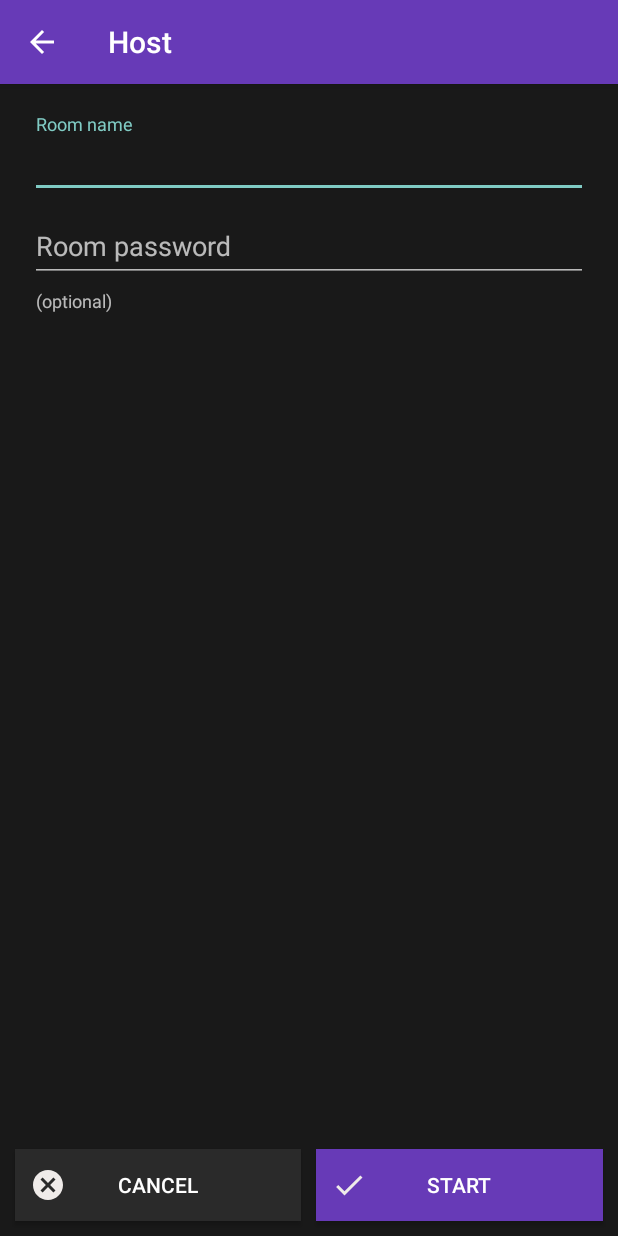
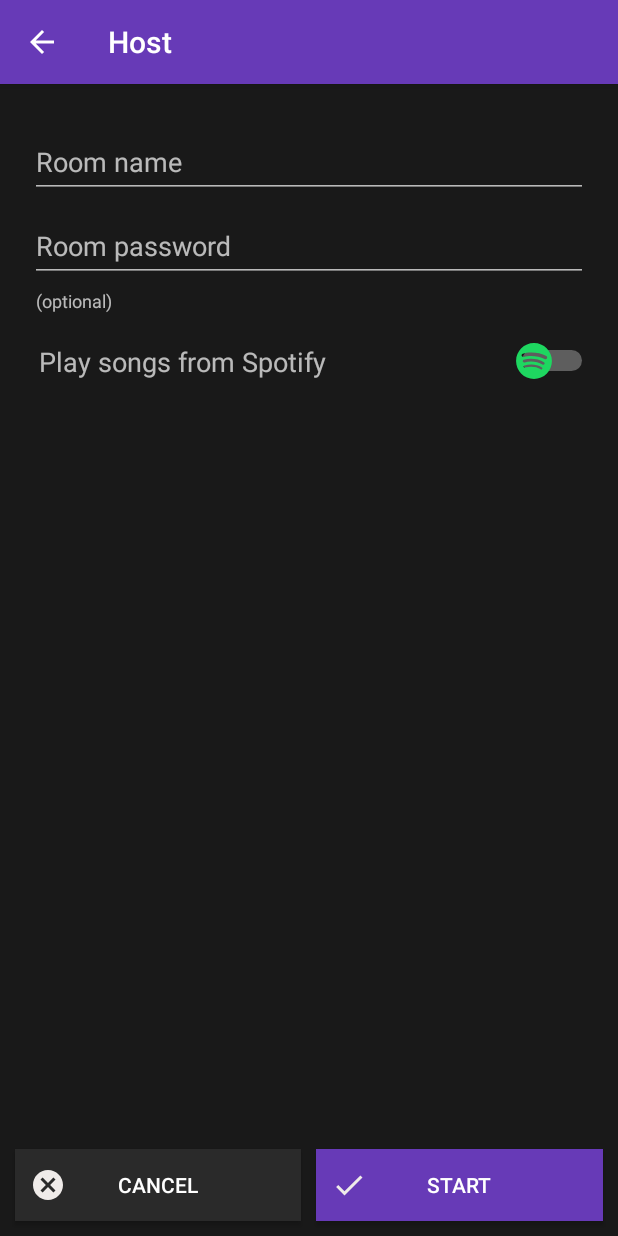
Before and after one commit to tbrockman/turnip, an Android app: the Host screen opened directly, with no data from a screen before it, on a phone screen of 412 x 824 dp. Run offline under Robolectric (Android 15) with nearby library versions, the phone set to English and light mode, and no system bars; libraries missing offline, so code that uses them is left out: com.spotify.sdk; 1 statement that could not run was skipped.

Commit message:
Long overdue commit, who's to say what changed.

```diff
--- a/app/src/main/java/ca/passtheaux/passtheaux/Host.java
+++ b/app/src/main/java/ca/passtheaux/passtheaux/Host.java
@@ -1,11 +1,19 @@
 package ca.passtheaux.passtheaux;
 
+import android.content.Context;
 import android.content.Intent;
+import android.content.res.ColorStateList;
+import android.graphics.drawable.Drawable;
+import android.support.v4.content.ContextCompat;
 import android.support.v7.app.AppCompatActivity;
 import android.os.Bundle;
 import android.util.Log;
 import android.view.View;
+import android.view.inputmethod.InputMethodManager;
+import android.widget.CompoundButton;
 import android.widget.EditText;
+import android.widget.Switch;
+import android.widget.TableLayout;
 
 import com.spotify.sdk.android.authentication.AuthenticationClient;
 import com.spotify.sdk.android.authentication.AuthenticationRequest;
@@ -20,14 +28,67 @@ public class Host extends AppCompatActivity {
     public static final int AUTH_TOKEN_REQUEST_CODE = 0x10;
     public static final int AUTH_CODE_REQUEST_CODE = 0x11;
 
+    private int spotifyExpiresIn;
     private String spotifyToken;
     private String spotifyCode;
+
+    private TableLayout table;
+    private Switch spotifySwitch;
+
+    private Context context = this;
 
     @Override
     protected void onCreate(Bundle savedInstanceState) {
         super.onCreate(savedInstanceState);
+        context = this;
         setContentView(R.layout.activity_host);
-        authenticateSpotify();
+        initializeSwitch();
+        initializeTable();
+        // TODO: retrieve data in intents from potentially previous created room
+    }
+
+    public void initializeSwitch() {
+        table = findViewById(R.id.hostTable);
+        table.setOnClickListener(new View.OnClickListener() {
+            @Override
+            public void onClick(View view) {
+                InputMethodManager imm = (InputMethodManager) view.getContext()
+                        .getSystemService(Context.INPUT_METHOD_SERVICE);
+                imm.hideSoftInputFromWindow(view.getWindowToken(), 0);
+            }
+        });
+        table.setOnFocusChangeListener(new View.OnFocusChangeListener() {
+
+            @Override
+            public void onFocusChange(View v, boolean hasFocus) {
+                InputMethodManager imm = (InputMethodManager) v.getContext()
+                        .getSystemService(Context.INPUT_METHOD_SERVICE);
+                imm.hideSoftInputFromWindow(v.getWindowToken(), 0);
+            }
+        });
+    }
+
+    public void initializeTable() {
+        spotifySwitch = findViewById(R.id.spotifySwitch);
+        ColorStateList colorStateList = new ColorStateList(
+                new int[][] {
+                        new int[]{android.R.attr.state_checked},
+                        new int[]{-android.R.attr.state_checked}
+                },
+                new int[] {
+                        ContextCompat.getColor(context, R.color.spotifyGreen),
+                        ContextCompat.getColor(context, R.color.white)
+                }
+        );
+        spotifySwitch.setThumbTintList(colorStateList);
+        spotifySwitch.setOnCheckedChangeListener(new CompoundButton.OnCheckedChangeListener() {
+            @Override
+            public void onCheckedChanged(CompoundButton buttonView, boolean isChecked) {
+                if (isChecked) {
+                    authenticateSpotify();
+                }
+            }
+        });
     }
 
     private void authenticateSpotify() {
@@ -49,6 +110,7 @@ public class Host extends AppCompatActivity {
 
         if (AUTH_TOKEN_REQUEST_CODE == requestCode) {
             spotifyToken = response.getAccessToken();
+            spotifyExpiresIn = response.getExpiresIn();
 
         } else if (AUTH_CODE_REQUEST_CODE == requestCode) {
             spotifyCode = response.getCode();
@@ -71,6 +133,7 @@ public class Host extends AppCompatActivity {
         roomIntent.putExtra("roomPassword", roomPassword.getText().toString());
         roomIntent.putExtra("isHost", true);
         roomIntent.putExtra("spotifyToken", spotifyToken);
+        roomIntent.putExtra("spotifyExiresIn", spotifyExpiresIn);
 
         startActivity(roomIntent);
     }
--- a/app/src/main/java/ca/passtheaux/passtheaux/Jukebox.java
+++ b/app/src/main/java/ca/passtheaux/passtheaux/Jukebox.java
@@ -25,8 +25,8 @@ public class Jukebox {
         while (it.hasNext()) {
             Song next = it.next();
             if (next.equals(song)) {
-                it.remove();
-                jukeboxListener.onSongPlaying(next);
+                jukeboxListener.onSongRemoved(next);
+                songQueue.remove(next);
                 break;
             }
         }
@@ -46,6 +46,8 @@ public class Jukebox {
         return this.songQueue.get(0);
     }
 
+    public ArrayList<Song> getSongQueue() { return this.songQueue; }
+
     public int getSongQueueLength() {
         return this.songQueue.size();
     }
--- a/app/src/main/java/ca/passtheaux/passtheaux/ServerJukebox.java
+++ b/app/src/main/java/ca/passtheaux/passtheaux/ServerJukebox.java
@@ -45,8 +45,10 @@ class ServerJukebox extends Jukebox {
                             @Override
                             public void onEvent(PlayerState playerState) {
                                 // the Spotify App keeps you updated on PlayerState with this event
-                                Log.i(TAG, playerState.playbackPosition + "/" + playerState.track.duration);
-                                if (playerState.playbackPosition == playerState.track.duration) {
+                                Log.i(TAG, playerState.track.uri + "/" + getCurrentlyPlaying().getString("uri"));
+                                Song current = getCurrentlyPlaying();
+                                if (current != null &&
+                                    !playerState.track.uri.equals(current.getString("uri"))) {
                                     playNextSong();
                                 }
                             }
--- a/app/src/main/java/ca/passtheaux/passtheaux/Song.java
+++ b/app/src/main/java/ca/passtheaux/passtheaux/Song.java
@@ -6,10 +6,11 @@ import org.json.JSONArray;
 import org.json.JSONException;
 import org.json.JSONObject;
 
+import java.io.Serializable;
 import java.util.ArrayList;
 
 // Wrapper for our JSON songs
-public abstract class Song {
+public abstract class Song implements Serializable {
     JSONObject jsonSong;
     Bitmap albumArt;
 
@@ -26,6 +27,7 @@ public abstract class Song {
     abstract JSONArray getArray(String key);
     abstract boolean hasAlbumArt();
     abstract void setAlbumArt(Bitmap bitmap);
+    abstract Bitmap getAlbumArt();
     abstract ArrayList<String> getArtists();
     abstract String getString(String key);
     abstract String getSongType();
--- a/app/src/main/java/ca/passtheaux/passtheaux/SongSuggestionsAdapter.java
+++ b/app/src/main/java/ca/passtheaux/passtheaux/SongSuggestionsAdapter.java
@@ -21,7 +21,8 @@ import java.io.IOException;
 import java.io.InputStream;
 import java.net.URL;
 
-public class SongSuggestionsAdapter extends SuggestionsAdapter<Song, SongSuggestionsAdapter.SuggestionHolder> {
+public class SongSuggestionsAdapter extends SuggestionsAdapter<Song,
+                                        SongSuggestionsAdapter.SuggestionHolder> {
 
     private static final String TAG = SongSuggestionsAdapter.class.getSimpleName();
 
@@ -40,7 +41,7 @@ public class SongSuggestionsAdapter extends SuggestionsAdapter<Song, SongSuggest
     public void onBindSuggestionHolder(Song suggestion, SuggestionHolder holder, int position) {
 
         holder.songName.setText(suggestion.getString("name"));
-        holder.artist.setText(TextUtils.join(",", suggestion.getArtists()));
+        holder.artist.setText(TextUtils.join(", ", suggestion.getArtists()));
 
         try {
             if (!suggestion.hasAlbumArt()) {
--- /dev/null
+++ b/app/src/main/res/drawable/ic_spotify_logo.xml
@@ -0,0 +1,4 @@
+<vector android:height="24dp" android:viewportHeight="168"
+    android:viewportWidth="168" android:width="24dp" xmlns:android="http://schemas.android.com/apk/res/android">
+    <path android:fillColor="#1ED760" android:pathData="m83.996,0.277c-46.249,0 -83.743,37.493 -83.743,83.742 0,46.251 37.494,83.741 83.743,83.741 46.254,0 83.744,-37.49 83.744,-83.741 0,-46.246 -37.49,-83.738 -83.745,-83.738l0.001,-0.004zM122.4,121.057c-1.5,2.46 -4.72,3.24 -7.18,1.73 -19.662,-12.01 -44.414,-14.73 -73.564,-8.07 -2.809,0.64 -5.609,-1.12 -6.249,-3.93 -0.643,-2.81 1.11,-5.61 3.926,-6.25 31.9,-7.291 59.263,-4.15 81.337,9.34 2.46,1.51 3.24,4.72 1.73,7.18zM132.65,98.252c-1.89,3.075 -5.91,4.045 -8.98,2.155 -22.51,-13.839 -56.823,-17.846 -83.448,-9.764 -3.453,1.043 -7.1,-0.903 -8.148,-4.35 -1.04,-3.453 0.907,-7.093 4.354,-8.143 30.413,-9.228 68.222,-4.758 94.072,11.127 3.07,1.89 4.04,5.91 2.15,8.976v-0.001zM133.53,74.508c-26.99,-16.031 -71.52,-17.505 -97.289,-9.684 -4.138,1.255 -8.514,-1.081 -9.768,-5.219 -1.254,-4.14 1.08,-8.513 5.221,-9.771 29.581,-8.98 78.756,-7.245 109.83,11.202 3.73,2.209 4.95,7.016 2.74,10.733 -2.2,3.722 -7.02,4.949 -10.73,2.739z"/>
+</vector>
--- a/app/src/main/res/layout/activity_host.xml
+++ b/app/src/main/res/layout/activity_host.xml
@@ -13,15 +13,19 @@
         android:orientation="vertical">
 
         <TableLayout
+            android:id="@+id/hostTable"
             android:layout_width="fill_parent"
             android:layout_height="0dp"
             android:layout_weight="1"
             android:padding="20dp"
+            android:focusableInTouchMode="true"
+            android:focusable="true"
             tools:layout_editor_absoluteX="8dp"
-            tools:layout_editor_absoluteY="16dp">
+            tools:layout_editor_absoluteY="16dp"
+            >
 
             <TableRow
-                android:layout_width="0dp"
+                android:layout_width="match_parent"
                 android:layout_height="match_parent">
 
                 <android.support.design.widget.TextInputLayout
@@ -57,6 +61,36 @@
                         android:layout_width="fill_parent"
                         android:layout_height="wrap_content" />
                 </android.support.design.widget.TextInputLayout>
+            </TableRow>
+
+
+            <TableRow
+                android:layout_width="match_parent"
+                android:layout_height="match_parent"
+                android:layout_marginTop="20dp">
+
+                <TextView
+                    android:id="@+id/spotifySwitchText"
+                    android:layout_width="0dp"
+                    android:layout_height="wrap_content"
+                    android:layout_marginStart="6dp"
+                    android:layout_weight="1"
+                    android:padding="0dp"
+                    android:text="@string/spotify_switch_text"
+                    android:textAlignment="viewStart"
+                    android:textSize="18sp" />
+
+                <Switch
+                    android:id="@+id/spotifySwitch"
+                    android:layout_width="match_parent"
+                    android:layout_height="wrap_content"
+                    android:layout_gravity="end|center"
+                    android:checked="false"
+                    android:padding="0dp"
+                    android:showText="false"
+                    android:thumb="@drawable/ic_spotify_logo"
+                    android:thumbTint="#ffffff"
+                    tools:checked="true" />
             </TableRow>
 
         </TableLayout>
--- a/app/src/main/res/layout/activity_queue_song.xml
+++ b/app/src/main/res/layout/activity_queue_song.xml
@@ -8,7 +8,7 @@
     tools:context=".SongSearch">
 
     <com.mancj.materialsearchbar.MaterialSearchBar
-        style="@style/MaterialSearchBarLight"
+        style="@style/MaterialSearchBarDark"
         app:mt_speechMode="true"
         app:mt_hint="Search"
         app:mt_maxSuggestionsCount="10"
--- a/app/src/main/res/values/colors.xml
+++ b/app/src/main/res/values/colors.xml
@@ -6,4 +6,5 @@
     <color name="colorBackground">#191919</color>
     <color name="colorButtonBackgroundPrimary">#673ab7</color>
     <color name="colorButtonTextPrimary">#efebe9</color>
+    <color name="spotifyGreen">#1DB954</color>
 </resources>
--- a/app/src/main/res/values/strings.xml
+++ b/app/src/main/res/values/strings.xml
@@ -5,4 +5,6 @@
     <string name="start_button_text">Start</string>
     <string name="room_name_hint">Room name</string>
     <string name="room_password_hint">Room password</string>
+    <string name="spotify_logo">Spotify logo</string>
+    <string name="spotify_switch_text">Play songs from Spotify</string>
 </resources>
--- a/app/src/main/res/values/styles.xml
+++ b/app/src/main/res/values/styles.xml
@@ -40,5 +40,4 @@
     </style>
 
     <style name="SearchBarStyle" parent="MaterialSearchBarLight"></style>
-
 </resources>
```
Also changed, not shown: app/src/main/java/ca/passtheaux/passtheaux/ConnectionService.java (+71 -40 lines), app/src/main/java/ca/passtheaux/passtheaux/Room.java (+12 -7 lines), app/src/main/java/ca/passtheaux/passtheaux/SongQueueAdapter.java (+6 -1 lines), app/src/main/java/ca/passtheaux/passtheaux/SongSearch.java (+22 -3 lines), app/src/main/java/ca/passtheaux/passtheaux/SpotifySong.java (+42 -0 lines), app/src/main/res/layout/activity_room.xml (+29 -5 lines), app/src/main/res/layout/item_custom_suggestion.xml (+17 -7 lines).
